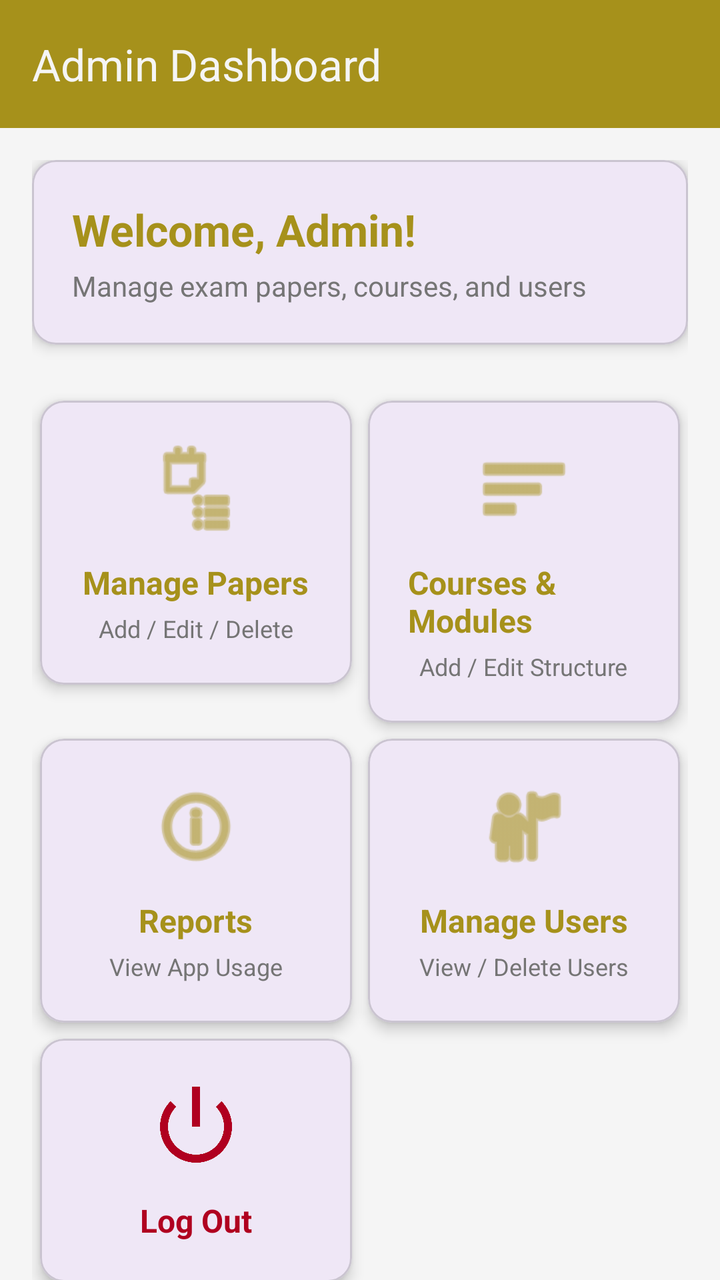
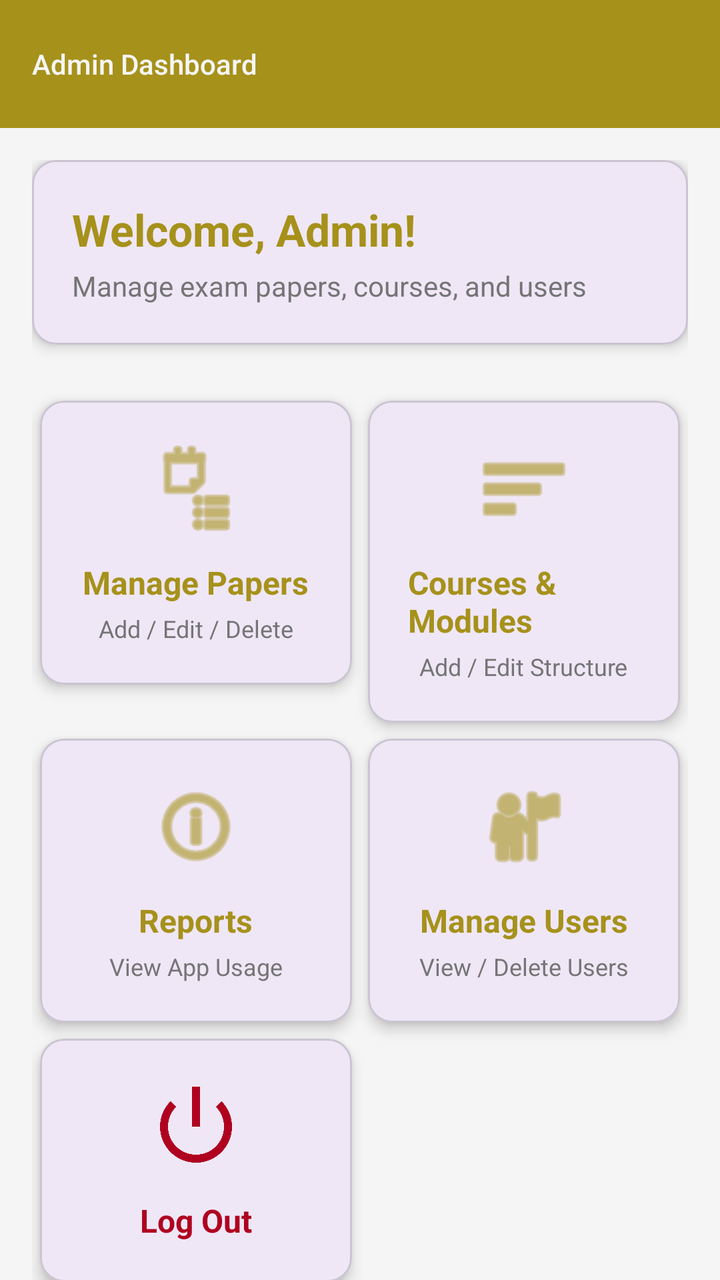

An Android layout rendered at two revisions. The XML below is the earlier revision; the diff shows what the commit changed to produce the second picture.
<!-- AndroidManifest.xml: application theme Theme.Academic_Vault -->
<!-- res/layout/activity_admin_dashboard.xml -->
<?xml version="1.0" encoding="utf-8"?>
<androidx.coordinatorlayout.widget.CoordinatorLayout
    xmlns:android="http://schemas.android.com/apk/res/android"
    xmlns:app="http://schemas.android.com/apk/res-auto"
    android:layout_width="match_parent"
    android:layout_height="match_parent"
    android:background="@color/background">

    
    <com.google.android.material.appbar.AppBarLayout
        android:layout_width="match_parent"
        android:layout_height="wrap_content"
        android:theme="@style/ThemeOverlay.AppCompat.Dark.ActionBar">

        <androidx.appcompat.widget.Toolbar
            android:id="@+id/toolbar"
            android:layout_width="match_parent"
            android:layout_height="?attr/actionBarSize"
            android:background="@color/accent"
            app:title="Admin Dashboard"
            app:titleTextColor="@color/background" />

    </com.google.android.material.appbar.AppBarLayout>

    
    <androidx.core.widget.NestedScrollView
        android:layout_width="match_parent"
        android:layout_height="match_parent"
        app:layout_behavior="@string/appbar_scrolling_view_behavior">

        <LinearLayout
            android:layout_width="match_parent"
            android:layout_height="wrap_content"
            android:orientation="vertical"
            android:padding="16dp">

            
            <com.google.android.material.card.MaterialCardView
                android:layout_width="match_parent"
                android:layout_height="wrap_content"
                android:layout_marginBottom="24dp"
                app:cardCornerRadius="12dp"
                app:cardElevation="4dp">

                <LinearLayout
                    android:layout_width="match_parent"
                    android:layout_height="wrap_content"
                    android:orientation="vertical"
                    android:padding="20dp">

                    <TextView
                        android:layout_width="wrap_content"
                        android:layout_height="wrap_content"
                        android:text="Welcome, Admin!"
                        android:textColor="@color/accent"
                        android:textSize="22sp"
                        android:textStyle="bold" />

                    <TextView
                        android:layout_width="wrap_content"
                        android:layout_height="wrap_content"
                        android:text="Manage exam papers, courses, and users"
                        android:textSize="14sp"
                        android:textColor="@color/secondaryText"
                        android:layout_marginTop="4dp" />

                </LinearLayout>

            </com.google.android.material.card.MaterialCardView>

            
            <GridLayout
                android:layout_width="match_parent"
                android:layout_height="wrap_content"
                android:rowCount="3"
                android:columnCount="2"
                android:alignmentMode="alignMargins"
                android:useDefaultMargins="true">

                
                <com.google.android.material.card.MaterialCardView
                    android:id="@+id/card_manage_papers"
                    android:layout_width="0dp"
                    android:layout_height="wrap_content"
                    android:layout_columnWeight="1"
                    app:cardCornerRadius="12dp"
                    app:cardElevation="4dp"
                    android:clickable="true"
                    android:focusable="true">

                    <LinearLayout
                        android:layout_width="match_parent"
                        android:layout_height="wrap_content"
                        android:orientation="vertical"
                        android:padding="20dp"
                        android:gravity="center">

                        <ImageView
                            android:layout_width="48dp"
                            android:layout_height="48dp"
                            android:src="@android:drawable/ic_menu_agenda"
                            app:tint="@color/accent" />

                        <TextView
                            android:layout_width="wrap_content"
                            android:layout_height="wrap_content"
                            android:layout_marginTop="12dp"
                            android:text="Manage Papers"
                            android:textColor="@color/accent"
                            android:textSize="16sp"
                            android:textStyle="bold" />

                        <TextView
                            android:layout_width="wrap_content"
                            android:layout_height="wrap_content"
                            android:text="Add / Edit / Delete"
                            android:textSize="12sp"
                            android:textColor="@color/secondaryText"
                            android:layout_marginTop="4dp" />

                    </LinearLayout>

                </com.google.android.material.card.MaterialCardView>

                
                <com.google.android.material.card.MaterialCardView
                    android:id="@+id/card_manage_courses"
                    android:layout_width="0dp"
                    android:layout_height="wrap_content"
                    android:layout_columnWeight="1"
                    app:cardCornerRadius="12dp"
                    app:cardElevation="4dp"
                    android:clickable="true"
                    android:focusable="true">

                    <LinearLayout
                        android:layout_width="match_parent"
                        android:layout_height="wrap_content"
                        android:orientation="vertical"
                        android:padding="20dp"
                        android:gravity="center">

                        <ImageView
                            android:layout_width="48dp"
                            android:layout_height="48dp"
                            android:src="@android:drawable/ic_menu_sort_by_size"
                            app:tint="@color/accent" />

                        <TextView
                            android:layout_width="wrap_content"
                            android:layout_height="wrap_content"
                            android:layout_marginTop="12dp"
                            android:text="Courses &amp; Modules"
                            android:textColor="@color/accent"
                            android:textSize="16sp"
                            android:textStyle="bold" />

                        <TextView
                            android:layout_width="wrap_content"
                            android:layout_height="wrap_content"
                            android:text="Add / Edit Structure"
                            android:textSize="12sp"
                            android:textColor="@color/secondaryText"
                            android:layout_marginTop="4dp" />

                    </LinearLayout>

                </com.google.android.material.card.MaterialCardView>

                
                <com.google.android.material.card.MaterialCardView
                    android:id="@+id/card_reports"
                    android:layout_width="0dp"
                    android:layout_height="wrap_content"
                    android:layout_columnWeight="1"
                    app:cardCornerRadius="12dp"
                    app:cardElevation="4dp"
                    android:clickable="true"
                    android:focusable="true">

                    <LinearLayout
                        android:layout_width="match_parent"
                        android:layout_height="wrap_content"
                        android:orientation="vertical"
                        android:padding="20dp"
                        android:gravity="center">

                        <ImageView
                            android:layout_width="48dp"
                            android:layout_height="48dp"
                            android:src="@android:drawable/ic_menu_info_details"
                            app:tint="@color/accent" />

                        <TextView
                            android:layout_width="wrap_content"
                            android:layout_height="wrap_content"
                            android:layout_marginTop="12dp"
                            android:text="Reports"
                            android:textColor="@color/accent"
                            android:textSize="16sp"
                            android:textStyle="bold" />

                        <TextView
                            android:layout_width="wrap_content"
                            android:layout_height="wrap_content"
                            android:text="View App Usage"
                            android:textSize="12sp"
                            android:textColor="@color/secondaryText"
                            android:layout_marginTop="4dp" />

                    </LinearLayout>

                </com.google.android.material.card.MaterialCardView>

                
                <com.google.android.material.card.MaterialCardView
                    android:id="@+id/card_manage_users"
                    android:layout_width="0dp"
                    android:layout_height="wrap_content"
                    android:layout_columnWeight="1"
                    app:cardCornerRadius="12dp"
                    app:cardElevation="4dp"
                    android:clickable="true"
                    android:focusable="true">

                    <LinearLayout
                        android:layout_width="match_parent"
                        android:layout_height="wrap_content"
                        android:orientation="vertical"
                        android:padding="20dp"
                        android:gravity="center">

                        <ImageView
                            android:layout_width="48dp"
                            android:layout_height="48dp"
                            android:src="@android:drawable/ic_menu_myplaces"
                            app:tint="@color/accent" />

                        <TextView
                            android:layout_width="wrap_content"
                            android:layout_height="wrap_content"
                            android:layout_marginTop="12dp"
                            android:text="Manage Users"
                            android:textColor="@color/accent"
                            android:textSize="16sp"
                            android:textStyle="bold" />

                        <TextView
                            android:layout_width="wrap_content"
                            android:layout_height="wrap_content"
                            android:text="View / Delete Users"
                            android:textSize="12sp"
                            android:textColor="@color/secondaryText"
                            android:layout_marginTop="4dp" />

                    </LinearLayout>

                </com.google.android.material.card.MaterialCardView>

                
                <com.google.android.material.card.MaterialCardView
                    android:id="@+id/card_logout"
                    android:layout_width="0dp"
                    android:layout_height="wrap_content"
                    android:layout_columnWeight="1"
                    app:cardCornerRadius="12dp"
                    app:cardElevation="4dp"
                    android:clickable="true"
                    android:focusable="true">

                    <LinearLayout
                        android:layout_width="match_parent"
                        android:layout_height="wrap_content"
                        android:orientation="vertical"
                        android:padding="20dp"
                        android:gravity="center">

                        <ImageView
                            android:layout_width="48dp"
                            android:layout_height="48dp"
                            android:src="@android:drawable/ic_lock_power_off"
                            app:tint="@color/error" />

                        <TextView
                            android:layout_width="wrap_content"
                            android:layout_height="wrap_content"
                            android:text="Log Out"
                            android:textSize="16sp"
                            android:textStyle="bold"
                            android:layout_marginTop="12dp"
                            android:textColor="@color/error" />

                    </LinearLayout>

                </com.google.android.material.card.MaterialCardView>

            </GridLayout>

        </LinearLayout>

    </androidx.core.widget.NestedScrollView>

</androidx.coordinatorlayout.widget.CoordinatorLayout>
<!-- resources referenced by this layout -->
<resources>
  <color name="accent">#A6911B</color>
  <color name="background">#F5F5F5</color>
  <color name="error">#B00020</color>
  <color name="secondaryText">#757575</color>
  <style name="Theme.Academic_Vault" parent="Base.Theme.Academic_Vault" />
  <style name="Base.Theme.Academic_Vault" parent="Theme.Material3.DayNight.NoActionBar">
          
          
      </style>
</resources>

<!-- the commit's change to res/layout/activity_admin_dashboard.xml (unified diff, before → after) -->
@@ -18,6 +18,7 @@
             android:layout_height="?attr/actionBarSize"
             android:background="@color/accent"
             app:title="Admin Dashboard"
+            app:titleTextAppearance="@style/TextAppearance.AppCompat.Body2"
             app:titleTextColor="@color/background" />
 
     </com.google.android.material.appbar.AppBarLayout>
